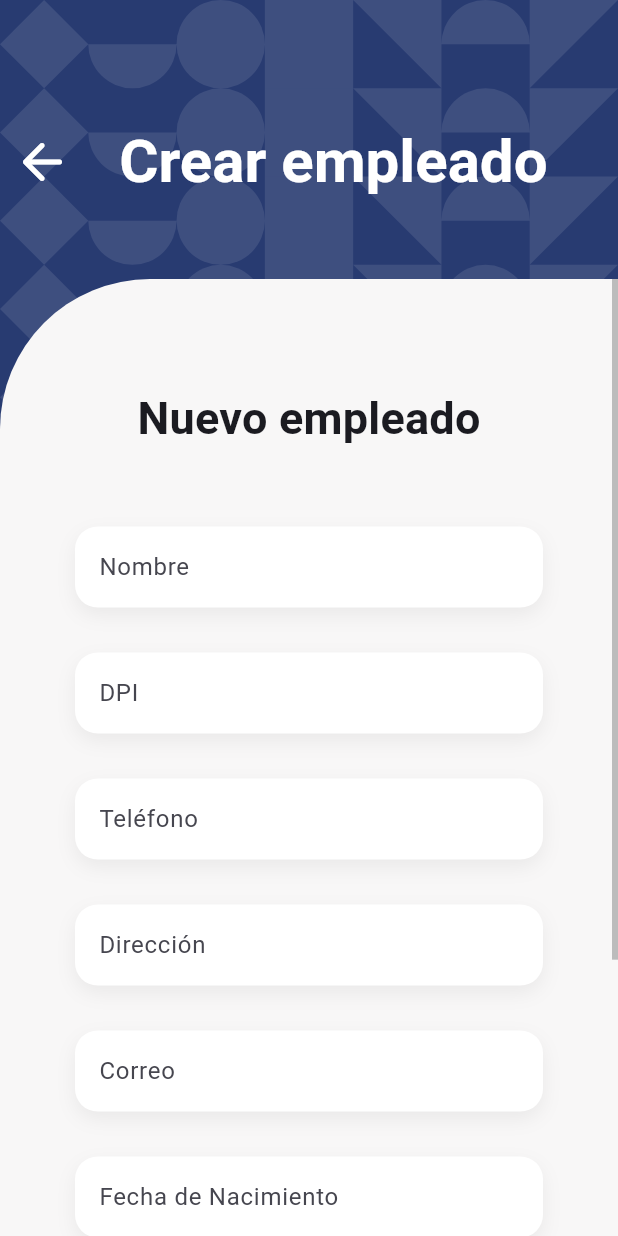
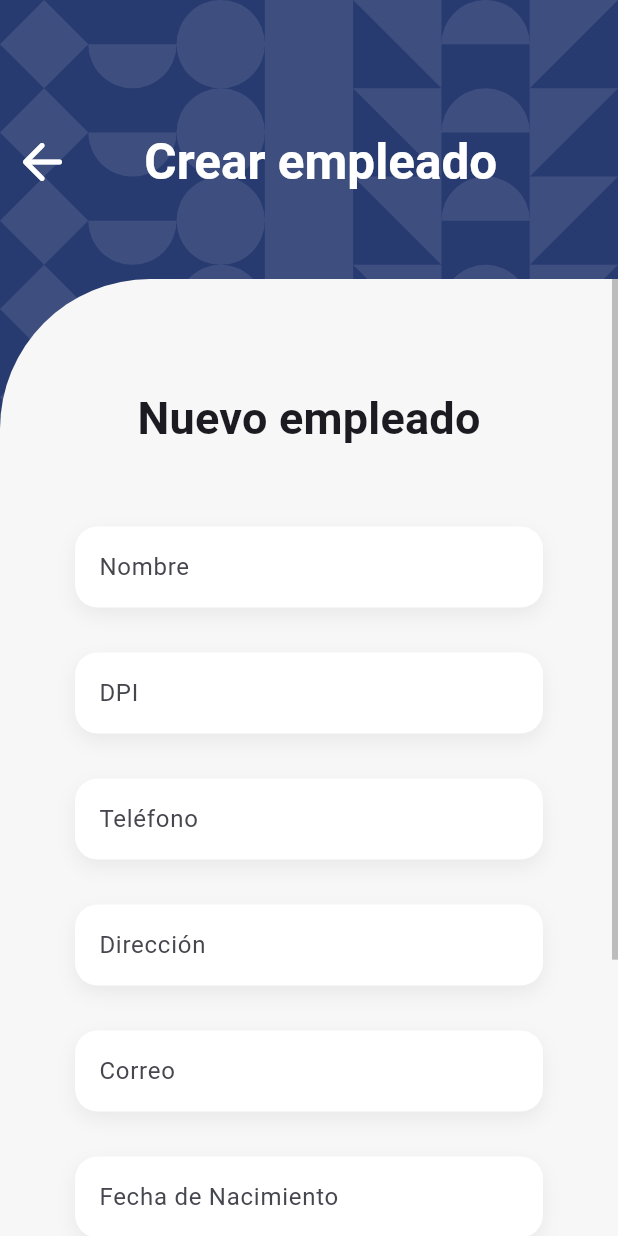
Before and after one commit to KevinMonterros0/Monarca, a Flutter app: the CreateEmployeeScreen screen opened by its route, on a phone screen of 412 x 824 dp. Run offline on Flutter 3.47's test engine with Material 3 defaults, Android fonts, the phone set to English and light mode, and no system bars; our stand-ins replace dio, flutter_dotenv, flutter_riverpod, formz, go_router, google_fonts and 2 more; accounts and stored records are empty; statements that could not run were skipped.

Commit message:
update sizes

```diff
--- a/lib/features/empleados/presentation/screens/empleados_crear.dart
+++ b/lib/features/empleados/presentation/screens/empleados_crear.dart
@@ -33,7 +33,14 @@ class CreateEmployeeScreen extends StatelessWidget {
                     icon: const Icon(Icons.arrow_back_rounded, size: 40, color: Colors.white),
                   ),
                   const Spacer(flex: 1),
-                  Text('Crear empleado', style: textStyles.titleLarge?.copyWith(color: Colors.white)),
+                  Text(
+                    'Crear empleado',
+                    style: textStyles.titleLarge?.copyWith(
+                      color: Colors.white,
+                      fontSize: MediaQuery.of(context).size.width *
+                          0.08,
+                    ),
+                  ),
                   const Spacer(flex: 2),
                 ],
               ),
```
Also changed, not shown: lib/features/auth/presentation/screens/register_screen.dart (+15 -2 lines).
